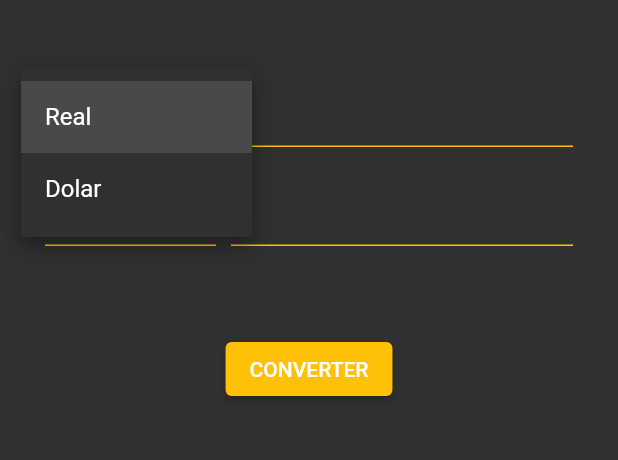
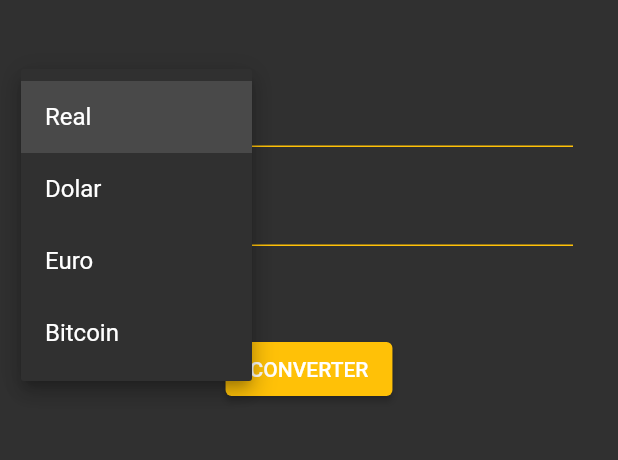
Before and after one commit to Sallazarr/Flutterando, a Flutter app: the screen it shows after launch, after a tap on "Real", on a phone screen of 412 x 824 dp, the part 375-835 px from its top. Run offline on Flutter 3.47's test engine with Material 3 defaults, Android fonts, the phone set to English and light mode, and no system bars.

Commit message:
V1.0 MVC Architecture

```diff
--- a/conversor_flutterando/lib/app/components/currency_box.dart
+++ b/conversor_flutterando/lib/app/components/currency_box.dart
@@ -1,6 +1,20 @@
+import 'package:conversor_flutterando/app/models/currency_model.dart';
 import 'package:flutter/material.dart';
 
 class CurrencyBox extends StatelessWidget {
+  final List<CurrencyModel> items;
+  final CurrencyModel selecteditem;
+  final TextEditingController controller;
+  final void Function(CurrencyModel? model) onChanged;
+
+  const CurrencyBox({
+    super.key,
+    required this.items,
+    required this.controller,
+    required this.onChanged,
+    required this.selecteditem,
+  });
+
   @override
   Widget build(BuildContext context) {
     return Row(
@@ -11,15 +25,15 @@ class CurrencyBox extends StatelessWidget {
 
           child: SizedBox(
             height: 56,
-            child: DropdownButton(
+            child: DropdownButton<CurrencyModel>(
               iconEnabledColor: Colors.amber,
               isExpanded: true,
+              value: selecteditem,
               underline: Container(height: 1, color: Colors.amber),
-              items: [
-                DropdownMenuItem(child: Text('Real')),
-                DropdownMenuItem(child: Text('Dolar'), value: "Dolar"),
-              ],
-              onChanged: (value) {},
+              items: items
+                  .map((e) => DropdownMenuItem(value: e, child: Text(e.name)))
+                  .toList(),
+              onChanged: onChanged,
             ),
           ),
         ),
@@ -27,6 +41,8 @@ class CurrencyBox extends StatelessWidget {
         Expanded(
           flex: 2,
           child: TextField(
+            // scrollPadding: ,
+            controller: controller,
             decoration: InputDecoration(
               focusedBorder: UnderlineInputBorder(
                 borderSide: BorderSide(color: Colors.amber),
--- a/conversor_flutterando/lib/app/controllers/home_controller.dart
+++ b/conversor_flutterando/lib/app/controllers/home_controller.dart
@@ -10,7 +10,7 @@ class HomeController {
   late CurrencyModel toCurrency;
   late CurrencyModel fromCurrency;
 
-  HomeController(this.fromText, this.toText) {
+  HomeController({required this.fromText, required this.toText}) {
     currencies = CurrencyModel.getCurrencies();
     fromCurrency = currencies[0];
     toCurrency = currencies[1];
@@ -18,7 +18,7 @@ class HomeController {
 
   void convert() {
     String text = fromText.text;
-    double value = double.tryParse(text) ?? 1.0;
+    double value = double.tryParse(text.replaceAll(',', '.')) ?? 1.0;
     double returnValue = 0;
     if (toCurrency.name == 'Real') {
       returnValue = value * fromCurrency.real;
@@ -30,6 +30,10 @@ class HomeController {
       returnValue = value * fromCurrency.bitcoin;
     }
 
-    toText.text = returnValue.toStringAsFixed(2);
+    if (toCurrency.name == 'Bitcoin') {
+      toText.text = returnValue.toStringAsFixed(6);
+    } else {
+      toText.text = returnValue.toStringAsFixed(2);
+    }
   }
 }
--- a/conversor_flutterando/lib/app/views/home_view.dart
+++ b/conversor_flutterando/lib/app/views/home_view.dart
@@ -1,7 +1,24 @@
 import 'package:conversor_flutterando/app/components/currency_box.dart';
+import 'package:conversor_flutterando/app/controllers/home_controller.dart';
 import 'package:flutter/material.dart';
 
-class HomeView extends StatelessWidget {
+class HomeView extends StatefulWidget {
+  @override
+  State<HomeView> createState() => _HomeViewState();
+}
+
+class _HomeViewState extends State<HomeView> {
+  final TextEditingController fromText = TextEditingController();
+
+  final TextEditingController toText = TextEditingController();
+  late HomeController homeController;
+
+  @override
+  void initState() {
+    super.initState();
+    homeController = HomeController(fromText: fromText, toText: toText);
+  }
+
   @override
   Widget build(BuildContext context) {
     return Scaffold(
@@ -14,13 +31,33 @@ class HomeView extends StatelessWidget {
             children: [
               Image.asset('assets/logo.png', width: 150, height: 150),
               SizedBox(height: 50),
-              CurrencyBox(),
+              CurrencyBox(
+                selecteditem: homeController.fromCurrency,
+                controller: fromText,
+                items: homeController.currencies,
+                onChanged: (model) {
+                  setState(() {
+                    homeController.fromCurrency = model!;
+                  });
+                },
+              ),
               SizedBox(height: 10),
-              CurrencyBox(),
+              CurrencyBox(
+                selecteditem: homeController.toCurrency,
+                controller: toText,
+                items: homeController.currencies,
+                onChanged: (model) {
+                  setState(() {
+                    homeController.toCurrency = model!;
+                  });
+                },
+              ),
               SizedBox(height: 50),
               ElevatedButton(
                 style: ElevatedButton.styleFrom(backgroundColor: Colors.amber),
-                onPressed: () {},
+                onPressed: () {
+                  homeController.convert();
+                },
                 child: Text('CONVERTER'),
               ),
             ],
```
Also changed, not shown: 1 other file.
